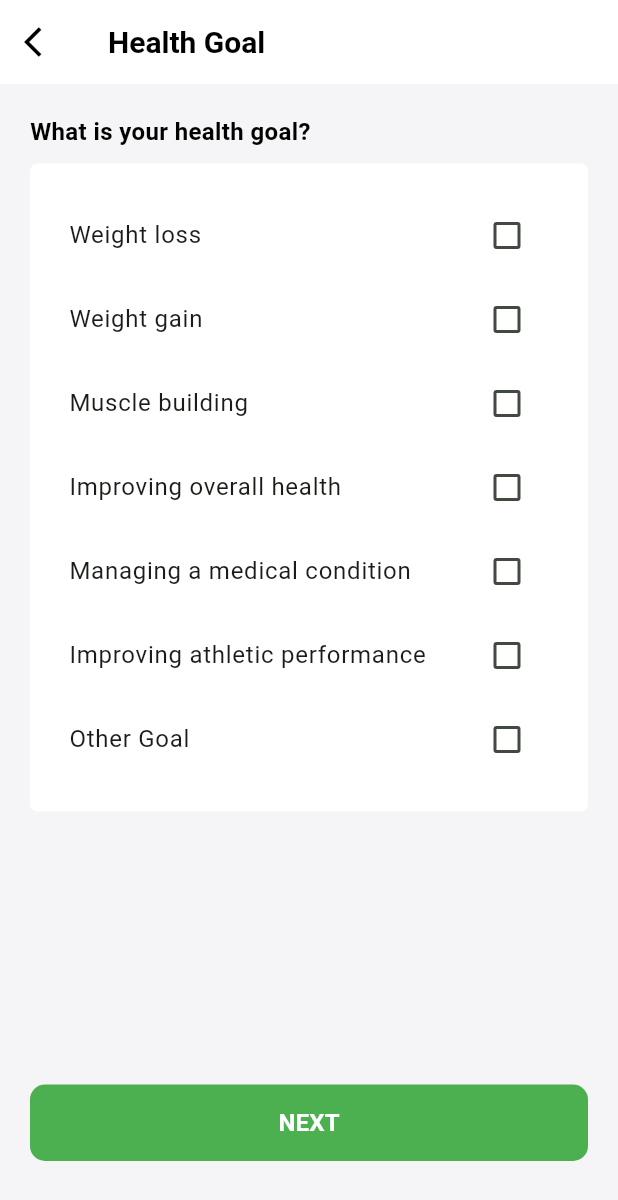
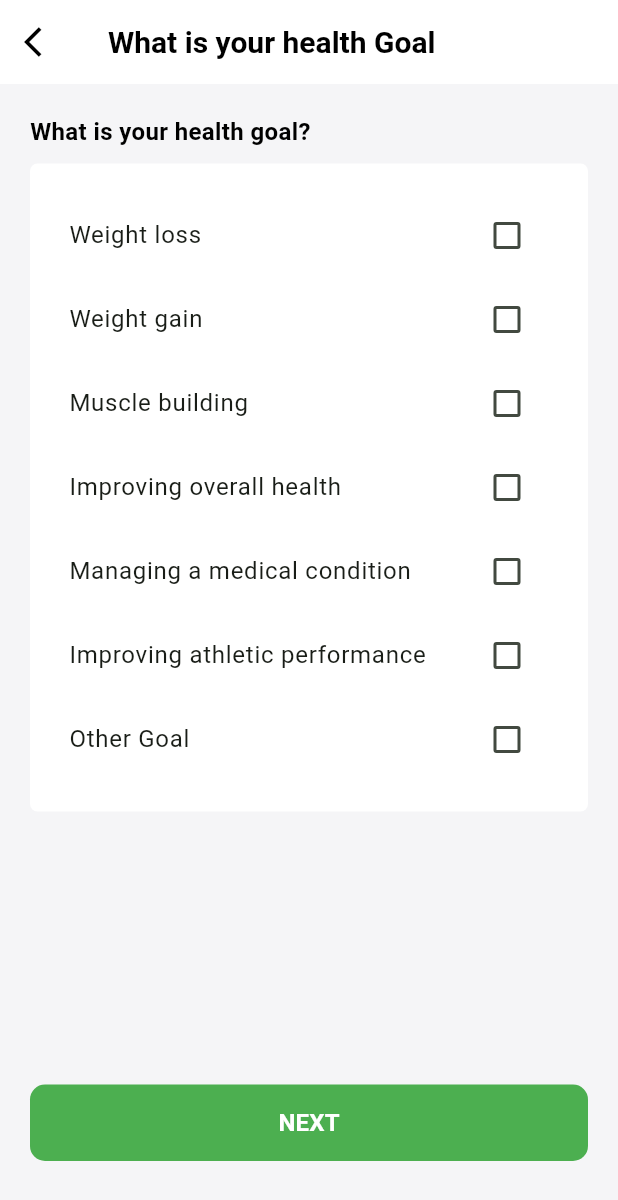
Before and after one commit to hubertit/freshmeals, a Flutter app: the HealthGoalScreen screen opened directly with empty values, on a phone screen of 412 x 824 dp. Shown: the top 1200 px of the screen. Run offline on Flutter 3.47's test engine with Material 3 defaults, Android fonts, the phone set to English and light mode, and no system bars; our stand-ins replace country_picker, dio, easy_localization, email_validator, fl_chart, flutter_riverpod and 10 more; missing offline and left inert: flutter_facebook_auth, geekyants_flutter_gauges, google_maps_webservice; accounts and stored records are empty; network calls fail.

Commit message:
Subscription and goal change

```diff
--- a/lib/views/welcome/goal_screen.dart
+++ b/lib/views/welcome/goal_screen.dart
@@ -44,7 +44,7 @@ class _HealthGoalScreenState extends ConsumerState<HealthGoalScreen> {
           },
         ),
         title: const Text(
-          "Health Goal",
+          "What is your health Goal",
           style: TextStyle(
             fontSize: 20,
             fontWeight: FontWeight.bold,
```
Also changed, not shown: lib/views/homepage/subscribe_screen.dart (+5 -6 lines).
